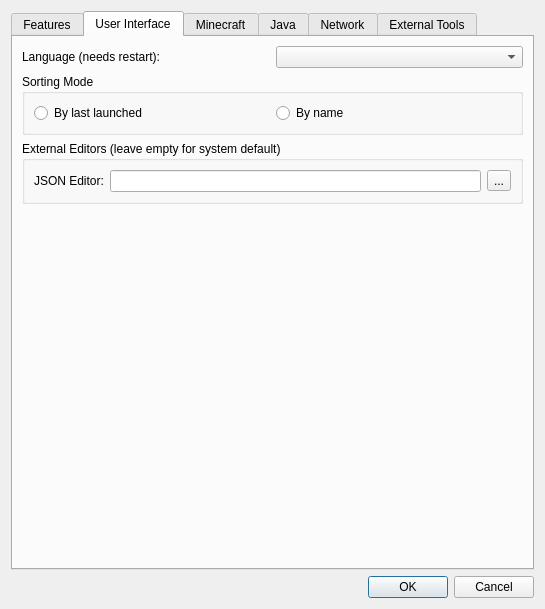
FreesmTeam/FreesmLauncher, file gui/dialogs/SettingsDialog.ui: the form before one commit.
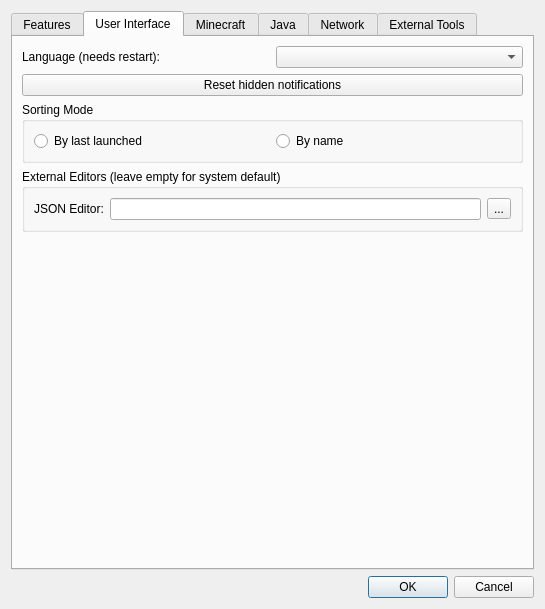
The form after the commit. The open tabs and pages were chosen to show the change. Icons and pictures are not drawn.

Commit message: Allow reseting notifications

What changed in the file:
```diff
--- a/gui/dialogs/SettingsDialog.ui
+++ b/gui/dialogs/SettingsDialog.ui
@@ -284,6 +284,16 @@
          </item>
         </layout>
        </item>
+       <item>
+        <widget class="QPushButton" name="resetNotificationsBtn">
+         <property name="text">
+          <string>Reset hidden notifications</string>
+         </property>
+         <property name="checkable">
+          <bool>true</bool>
+         </property>
+        </widget>
+       </item>
        <item>
         <widget class="QGroupBox" name="sortingModeBox">
          <property name="enabled">
```
The commit also changes 1 other file.
